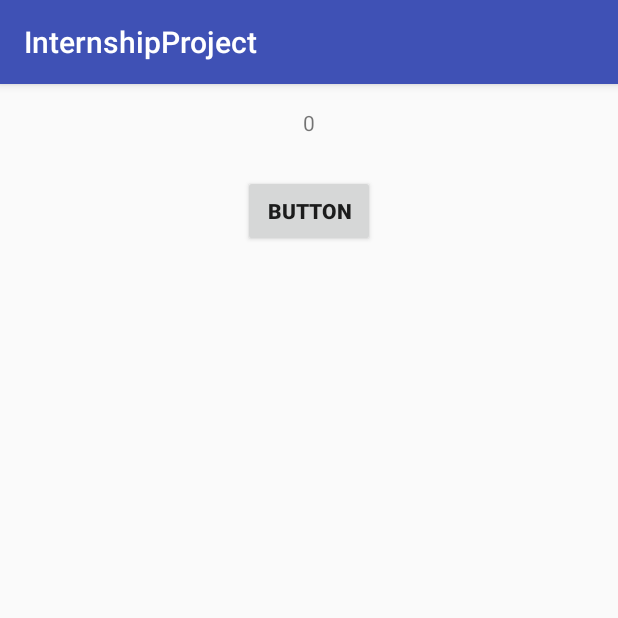
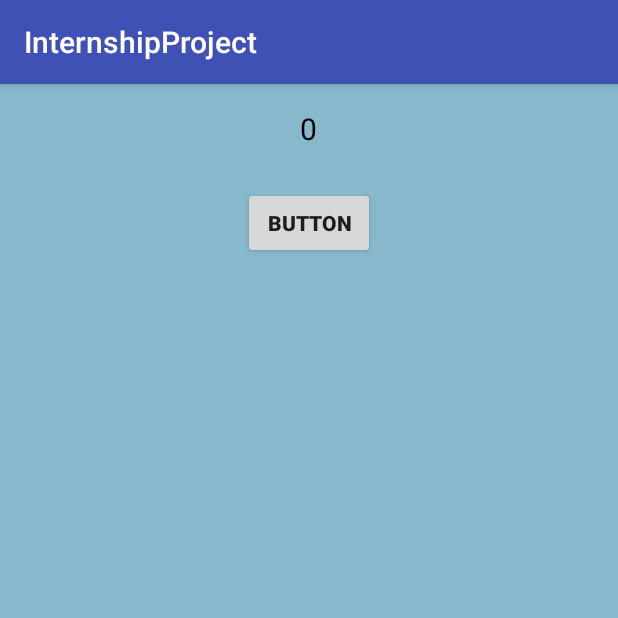
Before and after one commit to seydabilen/InternshipProject, an Android app: the screen it shows after launch (MainActivity), on a phone screen of 412 x 824 dp, the top half of it. Run offline under Robolectric (Android 15) with nearby library versions, the light colour scheme and no system bars.

```diff
--- a/app/src/main/res/layout/activity_main.xml
+++ b/app/src/main/res/layout/activity_main.xml
@@ -9,6 +9,7 @@
     android:paddingRight="@dimen/activity_horizontal_margin"
     android:paddingTop="@dimen/activity_vertical_margin"
     android:orientation="vertical"
+    android:background="#88b8cc"
     tools:context="com.codycus.internshipproject.MainActivity">
     <TextView
         android:layout_gravity="center"
@@ -16,7 +17,9 @@
         android:layout_width="wrap_content"
         android:layout_height="wrap_content"
         android:layout_marginBottom="25dp"
-        android:id="@+id/textView" />
+        android:id="@+id/textView"
+        android:textColor="#000"
+        android:textSize="20sp"/>
     <Button
         android:layout_gravity="center"
         android:onClick="onClick"
```
